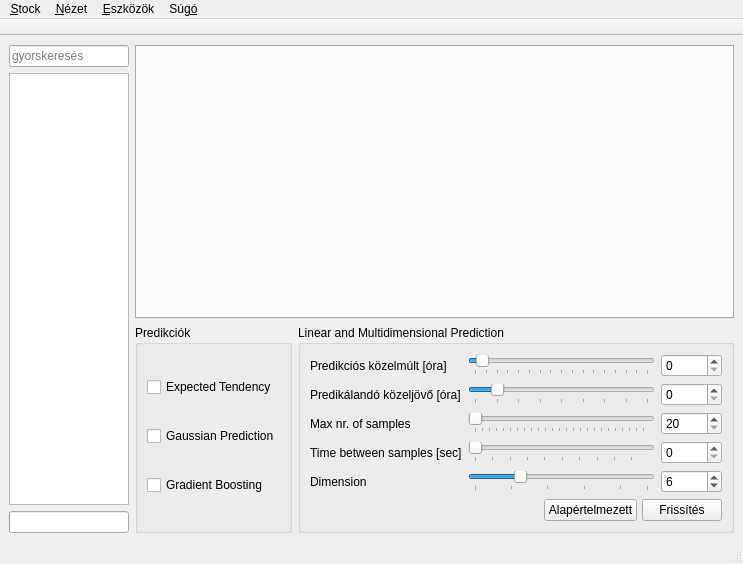
Before: the Qt Designer form intellistock/ui/ui_mainwindow.ui in morta-code/IntelliStock, drawn with Qt 5.
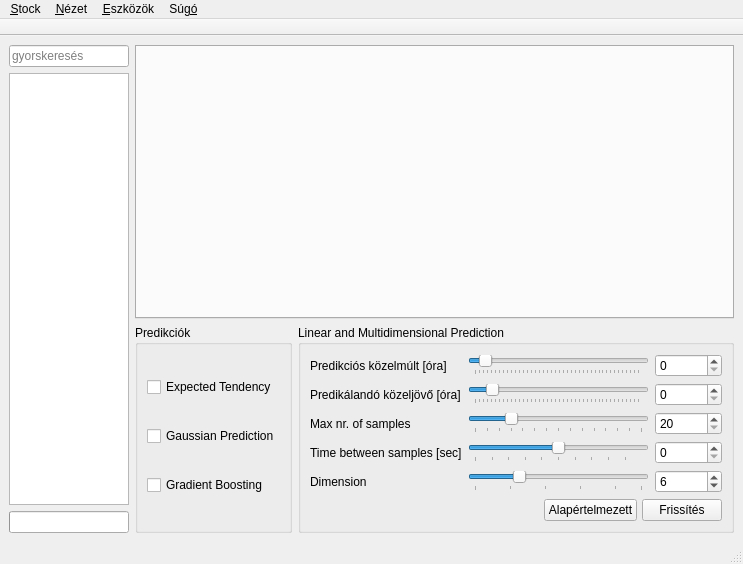
After: the same form once the commit is applied.

What changed in the file:
```diff
--- a/intellistock/ui/ui_mainwindow.ui
+++ b/intellistock/ui/ui_mainwindow.ui
@@ -167,10 +167,18 @@
                </widget>
               </item>
               <item row="0" column="2">
-               <widget class="QSpinBox" name="spin_near_past"/>
+               <widget class="QSpinBox" name="spin_near_past">
+                <property name="maximum">
+                 <number>10000</number>
+                </property>
+               </widget>
               </item>
               <item row="1" column="2">
-               <widget class="QSpinBox" name="spin_near_future"/>
+               <widget class="QSpinBox" name="spin_near_future">
+                <property name="maximum">
+                 <number>10000</number>
+                </property>
+               </widget>
               </item>
               <item row="1" column="1">
                <widget class="QSlider" name="slider_near_future">
@@ -178,10 +186,10 @@
                  <number>0</number>
                 </property>
                 <property name="maximum">
-                 <number>24</number>
+                 <number>2000</number>
                 </property>
                 <property name="value">
-                 <number>3</number>
+                 <number>200</number>
                 </property>
                 <property name="orientation">
                  <enum>Qt::Horizontal</enum>
@@ -190,7 +198,7 @@
                  <enum>QSlider::TicksBelow</enum>
                 </property>
                 <property name="tickInterval">
-                 <number>3</number>
+                 <number>48</number>
                 </property>
                </widget>
               </item>
@@ -214,13 +222,16 @@
                  <number>0</number>
                 </property>
                 <property name="maximum">
-                 <number>48</number>
+                 <number>2000</number>
                 </property>
                 <property name="singleStep">
-                 <number>1</number>
+                 <number>10</number>
+                </property>
+                <property name="pageStep">
+                 <number>120</number>
                 </property>
                 <property name="value">
-                 <number>2</number>
+                 <number>120</number>
                 </property>
                 <property name="orientation">
                  <enum>Qt::Horizontal</enum>
@@ -229,7 +240,7 @@
                  <enum>QSlider::TicksBelow</enum>
                 </property>
                 <property name="tickInterval">
-                 <number>3</number>
+                 <number>48</number>
                 </property>
                </widget>
               </item>
@@ -285,7 +296,10 @@
                  <number>10</number>
                 </property>
                 <property name="maximum">
-                 <number>1000</number>
+                 <number>10000</number>
+                </property>
+                <property name="value">
+                 <number>5000</number>
                 </property>
                 <property name="orientation">
                  <enum>Qt::Horizontal</enum>
@@ -294,7 +308,7 @@
                  <enum>QSlider::TicksBelow</enum>
                 </property>
                 <property name="tickInterval">
-                 <number>100</number>
+                 <number>1000</number>
                 </property>
                </widget>
               </item>
@@ -311,7 +325,7 @@
                  <number>4</number>
                 </property>
                 <property name="maximum">
-                 <number>16</number>
+                 <number>1000000</number>
                 </property>
                 <property name="value">
                  <number>6</number>
@@ -331,7 +345,7 @@
                  <number>20</number>
                 </property>
                 <property name="maximum">
-                 <number>10000</number>
+                 <number>1000000</number>
                 </property>
                 <property name="value">
                  <number>20</number>
@@ -344,7 +358,10 @@
                  <number>20</number>
                 </property>
                 <property name="maximum">
-                 <number>1000</number>
+                 <number>300</number>
+                </property>
+                <property name="value">
+                 <number>80</number>
                 </property>
                 <property name="orientation">
                  <enum>Qt::Horizontal</enum>
@@ -353,7 +370,7 @@
                  <enum>QSlider::TicksBelow</enum>
                 </property>
                 <property name="tickInterval">
-                 <number>40</number>
+                 <number>20</number>
                 </property>
                </widget>
               </item>
@@ -371,6 +388,9 @@
                 <property name="orientation">
                  <enum>Qt::Horizontal</enum>
                 </property>
+                <property name="invertedAppearance">
+                 <bool>false</bool>
+                </property>
                 <property name="tickPosition">
                  <enum>QSlider::TicksBelow</enum>
                 </property>
@@ -380,7 +400,11 @@
                </widget>
               </item>
               <item row="3" column="2">
-               <widget class="QSpinBox" name="spin_dt_samples"/>
+               <widget class="QSpinBox" name="spin_dt_samples">
+                <property name="maximum">
+                 <number>1000000</number>
+                </property>
+               </widget>
               </item>
              </layout>
             </widget>
```
Left out of the diff: 17 changed lines with no effect on the pictures.
